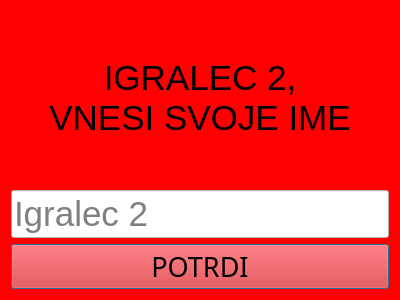
vladimirrujevic/rpoprojekt, file ui/vnosimena2.ui: the form before one commit.
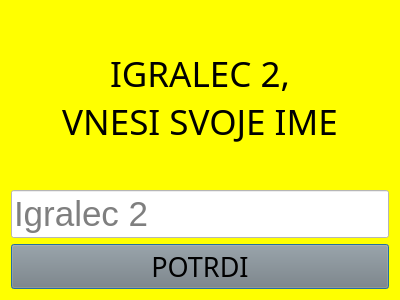
The form after the commit.

```diff
--- a/ui/vnosimena2.ui
+++ b/ui/vnosimena2.ui
@@ -14,7 +14,7 @@
    <string>Štiri v vrsto</string>
   </property>
   <property name="styleSheet">
-   <string notr="true">background-color: red;</string>
+   <string notr="true">background-color: yellow;</string>
   </property>
   <layout class="QGridLayout" name="gridLayout">
    <item row="0" column="0">
@@ -23,7 +23,7 @@
       <widget class="QLabel" name="label_">
        <property name="font">
         <font>
-         <family>Noto Sans UI</family>
+         <family>Hobo Std</family>
          <pointsize>26</pointsize>
         </font>
        </property>
@@ -62,6 +62,9 @@
          <pointsize>20</pointsize>
         </font>
        </property>
+       <property name="styleSheet">
+        <string notr="true">background-color: grey;</string>
+       </property>
        <property name="text">
         <string>POTRDI</string>
        </property>
```
